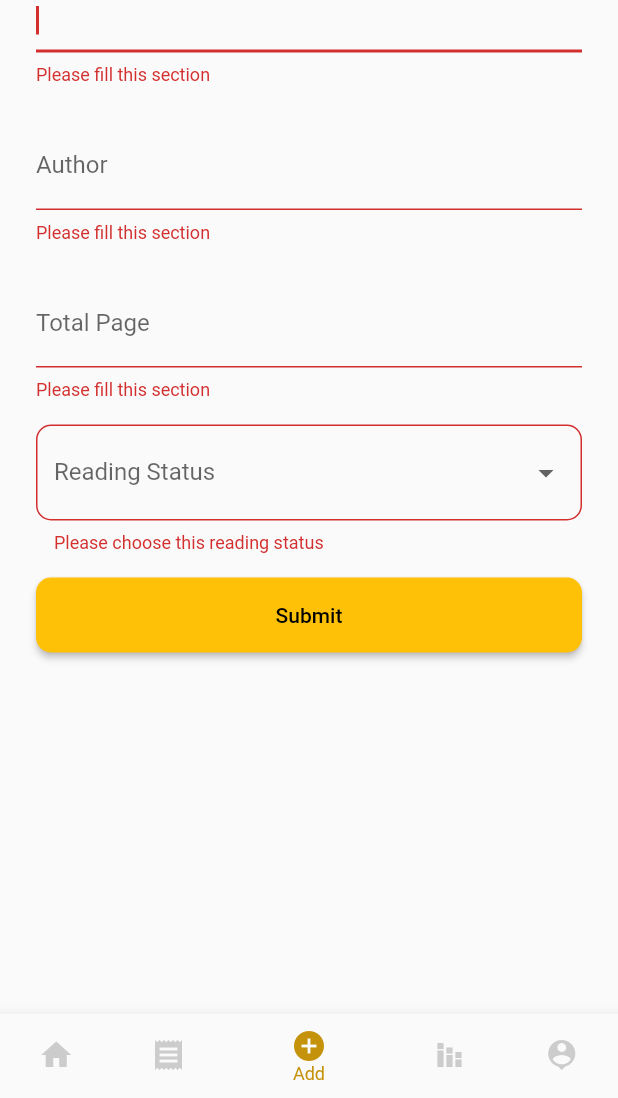
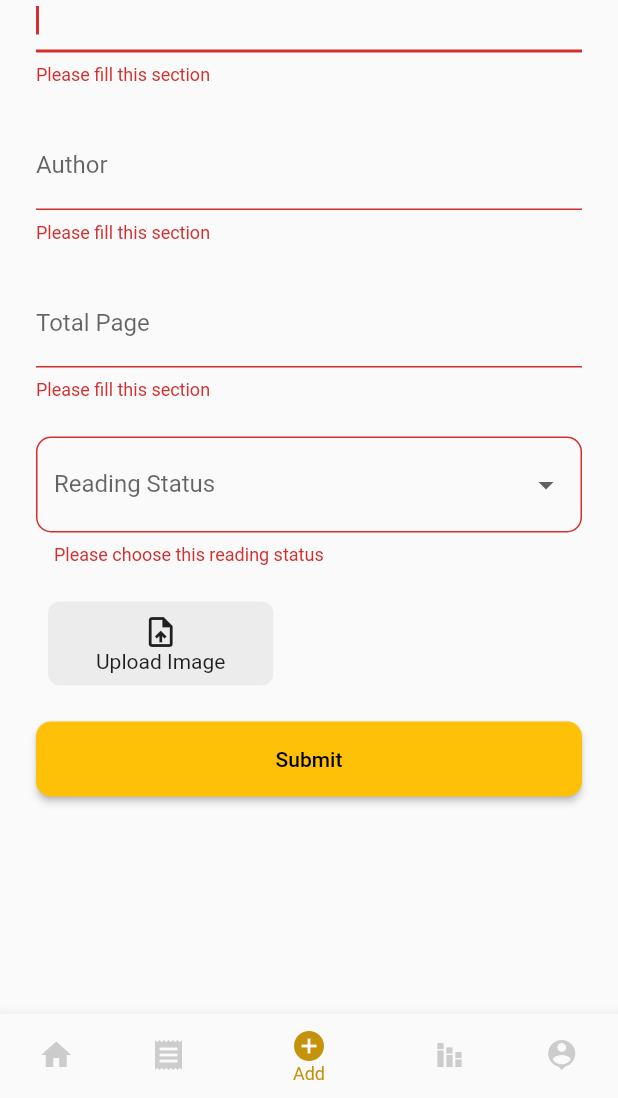
Before and after one commit to tsaniarisqi/final-projek-TSA, a Flutter app: the screen it shows once a user with an empty profile is signed in, item 3 of the bottom bar chosen, after a tap on "Submit", on a phone screen of 412 x 824 dp, the part 138-1236 px from its top. Run offline on Flutter 3.47's test engine with Material 2 defaults, Android fonts, the phone set to English and light mode, and no system bars; our stand-ins replace auto_size_text, cloud_firestore, firebase_auth, firebase_core, firebase_storage, image_picker and 1 more; accounts and stored records are empty; network calls fail.

Commit message:
upload and delete book cover

```diff
--- a/lib/pages/add_book_page.dart
+++ b/lib/pages/add_book_page.dart
@@ -1,6 +1,9 @@
+import 'dart:io';
+
 import 'package:final_projek/pages/main_page.dart';
 import 'package:final_projek/services/database/book.dart';
 import 'package:flutter/material.dart';
+import 'package:image_picker/image_picker.dart';
 
 class AddPage extends StatefulWidget {
   const AddPage({Key? key}) : super(key: key);
@@ -22,6 +25,7 @@ class _AddPageState extends State<AddPage> {
     'Give Up'
   ];
   String? selectedVal = '';
+  File? _pickedImage;
 
   @override
   Widget build(BuildContext context) {
@@ -34,7 +38,6 @@ class _AddPageState extends State<AddPage> {
             child: Column(
               crossAxisAlignment: CrossAxisAlignment.start,
               children: [
-                // title form
                 const Text(
                   'Add a Book',
                   style: TextStyle(
@@ -46,6 +49,8 @@ class _AddPageState extends State<AddPage> {
                 const SizedBox(
                   height: 8,
                 ),
+
+                // title form
                 const SizedBox(
                   height: 8,
                 ),
@@ -129,6 +134,9 @@ class _AddPageState extends State<AddPage> {
                 ),
 
                 // reading status dropdown
+                const SizedBox(
+                  height: 8,
+                ),
                 DropdownButtonFormField(
                   items: readingStatusList
                       .map(
@@ -154,6 +162,40 @@ class _AddPageState extends State<AddPage> {
                   },
                 ),
                 const SizedBox(
+                  height: 8,
+                ),
+
+                // Book Cover
+                const SizedBox(
+                  height: 8,
+                ),
+                GestureDetector(
+                  onTap: () async {
+                    final picker = ImagePicker();
+                    final pickedImage =
+                        await picker.pickImage(source: ImageSource.gallery);
+                    final pickedImageFile = File(pickedImage!.path);
+                    setState(() {
+                      _pickedImage = pickedImageFile;
+                    });
+                  },
+                  child: Container(
+                    margin: const EdgeInsets.all(8),
+                    padding:
+                        const EdgeInsets.symmetric(horizontal: 32, vertical: 8),
+                    decoration: BoxDecoration(
+                      borderRadius: BorderRadius.circular(8),
+                      color: const Color(0xff707070).withOpacity(0.1),
+                    ),
+                    child: Column(
+                      children: const [
+                        Icon(Icons.upload_file),
+                        Text('Upload Image')
+                      ],
+                    ),
+                  ),
+                ),
+                const SizedBox(
                   height: 16,
                 ),
 
@@ -163,12 +205,14 @@ class _AddPageState extends State<AddPage> {
                   height: 50,
                   child: ElevatedButton(
                     onPressed: () async {
-                      if (_addBookFormKey.currentState!.validate()) {
+                      if (_addBookFormKey.currentState!.validate() &&
+                          _pickedImage != null) {
                         await Book.addBook(
                           title: titleController.text,
                           author: authorController.text,
                           totalPage: int.tryParse(totalPageController.text),
                           readingStatus: selectedVal,
+                          bookCover: _pickedImage,
                         );
                         Navigator.push(
                           context,
--- a/lib/services/database/book.dart
+++ b/lib/services/database/book.dart
@@ -1,5 +1,8 @@
+import 'dart:io';
+
 import 'package:cloud_firestore/cloud_firestore.dart';
 import 'package:firebase_auth/firebase_auth.dart';
+import 'package:firebase_storage/firebase_storage.dart';
 
 final FirebaseFirestore _firestore = FirebaseFirestore.instance;
 final CollectionReference _mainCollection =
@@ -13,17 +16,23 @@ class Book {
     String? author,
     int? totalPage,
     String? readingStatus,
+    String? urlBookCover,
+    File? bookCover,
   }) async {
     DocumentReference documentReferencer =
         _mainCollection.doc(user?.uid).collection('books').doc();
+    final ref =
+        FirebaseStorage.instance.ref().child('cover').child(title! + '.jpg');
+    await ref.putFile(bookCover!);
+    urlBookCover = await ref.getDownloadURL();
 
     Map<String, dynamic> data = <String, dynamic>{
       "title": title,
       "author": author,
       "totalPage": totalPage,
-      "readingStatus": readingStatus
+      "readingStatus": readingStatus,
+      "bookCover": urlBookCover
     };
-
     await documentReferencer
         .set(data)
         .whenComplete(() => print("Book detail added to the database"))
@@ -77,9 +86,13 @@ class Book {
   // delete book
   static Future<void> deleteBook({
     String? docId,
+    String? title,
   }) async {
     DocumentReference documentReferencer =
         _mainCollection.doc(user?.uid).collection('books').doc(docId);
+    final ref =
+        FirebaseStorage.instance.ref().child('cover').child(title! + '.jpg');
+    await ref.delete();
 
     await documentReferencer
         .delete()
--- a/lib/widgets/readingStatusList/currenty_reading_list.dart
+++ b/lib/widgets/readingStatusList/currenty_reading_list.dart
@@ -23,6 +23,7 @@ class CurretlyReadingList extends StatelessWidget {
               String author = documentSnapshot['author'];
               int totalPage = documentSnapshot['totalPage'];
               String readingStatus = documentSnapshot['readingStatus'];
+              String urlCoverBook = documentSnapshot['bookCover'];
 
               return GestureDetector(
                 onTap: () {
@@ -35,6 +36,7 @@ class CurretlyReadingList extends StatelessWidget {
                         author: author,
                         totalPage: totalPage,
                         readingStatus: readingStatus,
+                        urlCoverBook: urlCoverBook,
                       ),
                     ),
                   );
@@ -50,9 +52,9 @@ class CurretlyReadingList extends StatelessWidget {
                         Container(
                           width: 90,
                           height: 120,
-                          decoration: const BoxDecoration(
+                          decoration: BoxDecoration(
                             image: DecorationImage(
-                              image: AssetImage('img/cover.jpeg'),
+                              image: NetworkImage(urlCoverBook),
                             ),
                           ),
                         ),
--- a/lib/widgets/readingStatusList/finished_list.dart
+++ b/lib/widgets/readingStatusList/finished_list.dart
@@ -23,6 +23,7 @@ class FinishedList extends StatelessWidget {
               String author = documentSnapshot['author'];
               int totalPage = documentSnapshot['totalPage'];
               String readingStatus = documentSnapshot['readingStatus'];
+              String urlCoverBook = documentSnapshot['bookCover'];
 
               return GestureDetector(
                 onTap: () {
@@ -35,6 +36,7 @@ class FinishedList extends StatelessWidget {
                         author: author,
                         totalPage: totalPage,
                         readingStatus: readingStatus,
+                        urlCoverBook: urlCoverBook,
                       ),
                     ),
                   );
@@ -50,9 +52,9 @@ class FinishedList extends StatelessWidget {
                         Container(
                           width: 90,
                           height: 120,
-                          decoration: const BoxDecoration(
+                          decoration: BoxDecoration(
                             image: DecorationImage(
-                              image: AssetImage('img/cover.jpeg'),
+                              image: NetworkImage(urlCoverBook),
                             ),
                           ),
                         ),
--- a/lib/widgets/readingStatusList/give_up_list.dart
+++ b/lib/widgets/readingStatusList/give_up_list.dart
@@ -20,6 +20,7 @@ class GiveUpList extends StatelessWidget {
               String title = documentSnapshot['title'];
               String author = documentSnapshot['author'];
               int totalPage = documentSnapshot['totalPage'];
+              String urlCoverBook = documentSnapshot['bookCover'];
 
               return Card(
                 margin: const EdgeInsets.only(top: 8),
@@ -32,9 +33,9 @@ class GiveUpList extends StatelessWidget {
                       Container(
                         width: 90,
                         height: 120,
-                        decoration: const BoxDecoration(
+                        decoration: BoxDecoration(
                           image: DecorationImage(
-                            image: AssetImage('img/cover.jpeg'),
+                            image: NetworkImage(urlCoverBook),
                           ),
                         ),
                       ),
--- a/lib/widgets/readingStatusList/read_later_list.dart
+++ b/lib/widgets/readingStatusList/read_later_list.dart
@@ -23,6 +23,7 @@ class LaterList extends StatelessWidget {
               String author = documentSnapshot['author'];
               int totalPage = documentSnapshot['totalPage'];
               String readingStatus = documentSnapshot['readingStatus'];
+              String urlCoverBook = documentSnapshot['bookCover'];
 
               return GestureDetector(
                 onTap: () {
@@ -35,6 +36,7 @@ class LaterList extends StatelessWidget {
                         author: author,
                         totalPage: totalPage,
                         readingStatus: readingStatus,
+                        urlCoverBook: urlCoverBook,
                       ),
                     ),
                   );
@@ -50,9 +52,9 @@ class LaterList extends StatelessWidget {
                         Container(
                           width: 90,
                           height: 120,
-                          decoration: const BoxDecoration(
+                          decoration: BoxDecoration(
                             image: DecorationImage(
-                              image: AssetImage('img/cover.jpeg'),
+                              image: NetworkImage(urlCoverBook),
                             ),
                           ),
                         ),
--- a/pubspec.yaml
+++ b/pubspec.yaml
@@ -41,6 +41,8 @@ dependencies:
   cloud_firestore: ^3.5.1
   cloud_firestore_web: ^2.8.10
   intl: ^0.17.0
+  firebase_storage: ^10.3.11
+  image_picker: ^0.8.6
 
 dev_dependencies:
   flutter_test:
```
Also changed, not shown: lib/pages/detail/currently_reading_page.dart (+9 -4 lines), lib/pages/detail/finished_book_page.dart (+9 -4 lines), lib/pages/detail/read_later_page.dart (+9 -4 lines), pubspec.lock.
